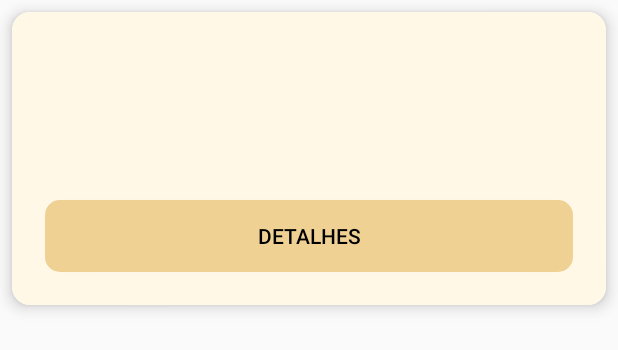
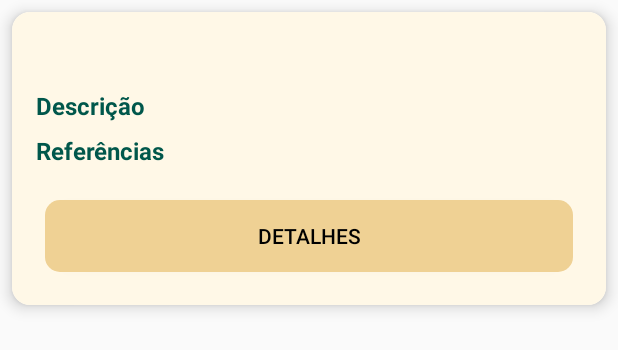
Before and after one commit to TyyyCardoso/NCR-APP, an Android app built with Jetpack Compose: the layout did_you_know_card_item.xml on its own in the app's theme, with its tools: preview values and no code run, on a phone screen of 412 x 824 dp. Shown: the top 350 px of the screen. Run offline under Robolectric (Android 15) with nearby library versions, the phone set to English and light mode, and no system bars; network calls fail.

Commit message:
Fix missing labels

```diff
--- a/app/src/main/res/layout/did_you_know_card_item.xml
+++ b/app/src/main/res/layout/did_you_know_card_item.xml
@@ -36,6 +36,7 @@
                 android:layout_height="wrap_content"
                 android:textSize="16sp"
                 android:textStyle="bold"
+                android:text="@string/addEventTextEventDescBox"
                 android:textColor="#00574B"/>
 
             <TextView
@@ -60,6 +61,7 @@
                 android:layout_height="wrap_content"
                 android:textSize="16sp"
                 android:textStyle="bold"
+                android:text="@string/didYouKnowDetailReferencesTitle"
                 android:textColor="#00574B"/>
 
             <TextView
--- a/app/src/main/res/layout/event_card_item.xml
+++ b/app/src/main/res/layout/event_card_item.xml
@@ -44,6 +44,7 @@
                 android:layout_height="wrap_content"
                 android:textSize="16sp"
                 android:textStyle="bold"
+                android:text="@string/addEventTextEventDescBox"
                 android:textColor="#00574B"/>
 
             <TextView
@@ -96,6 +97,7 @@
                 android:layout_height="wrap_content"
                 android:textSize="16sp"
                 android:textStyle="bold"
+                android:text="@string/addEventTextEventDateBox"
                 android:textColor="#00574B"/>
 
 
```
